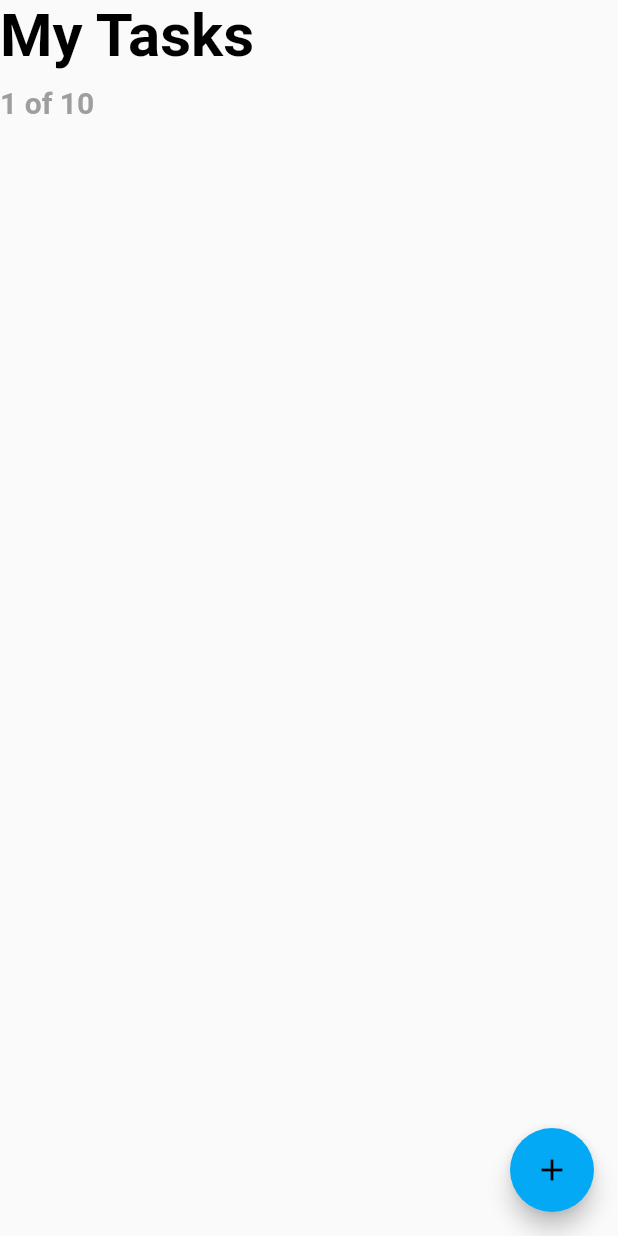
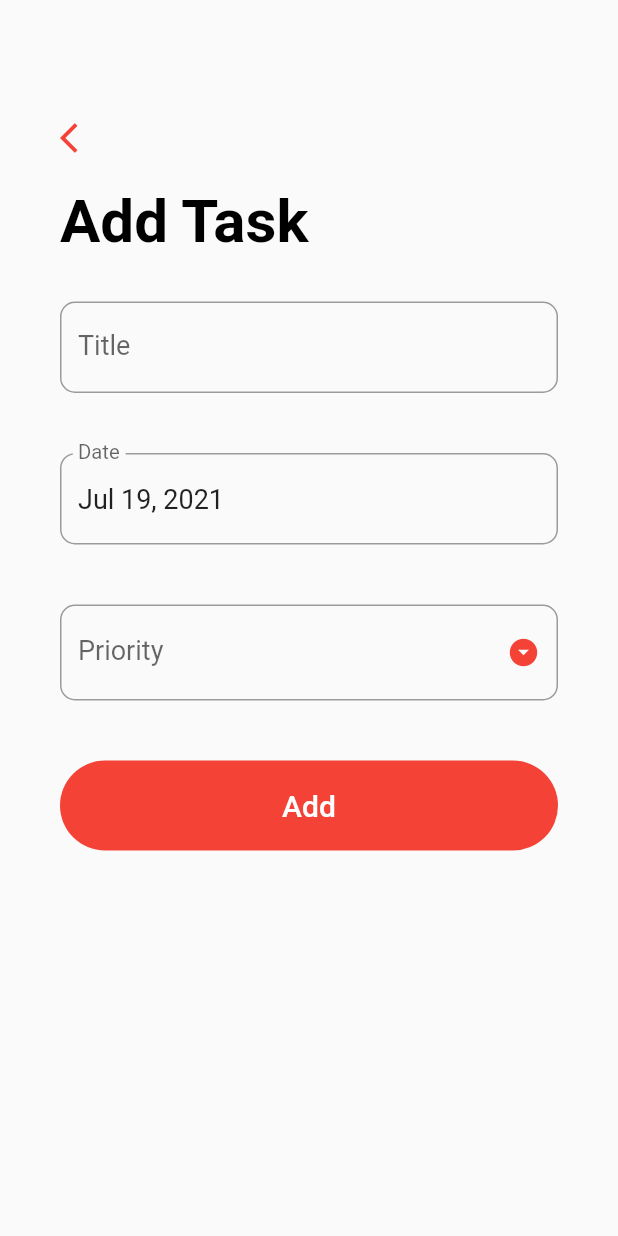
Before and after one commit to mmmacadadaya/flutter_todo, a Flutter app: the screen it shows after launch, after a tap on the "add" icon, on a phone screen of 412 x 824 dp. Run offline on Flutter 3.47's test engine with Material 2 defaults, Android fonts, the phone set to English and light mode, and no system bars.

Commit message:
Added add_task

```diff
--- a/lib/main.dart
+++ b/lib/main.dart
@@ -10,9 +10,11 @@ class MyApp extends StatelessWidget {
   @override
   Widget build(BuildContext context) {
     return MaterialApp(
+      debugShowCheckedModeBanner: false,
       title: 'Flutter Todo List',
       theme: ThemeData(
-        primarySwatch: Colors.lightBlue,
+        primarySwatch: Colors.red,
+        accentColor: Colors.white,
       ),
       home: TodoListScreen(),
     );
--- /dev/null
+++ b/lib/screens/add_task_screen.dart
@@ -0,0 +1,188 @@
+import 'package:flutter/material.dart';
+import 'package:intl/intl.dart';
+
+class AddTaskScreen extends StatefulWidget {
+  @override
+  _AddTaskScreenState createState() => _AddTaskScreenState();
+}
+
+class _AddTaskScreenState extends State<AddTaskScreen> {
+  final _foreignKey = GlobalKey<FormState>();
+  String _title = '';
+  String _priority = '';
+  DateTime _date = DateTime.now();
+  TextEditingController _dateController = TextEditingController();
+
+  final DateFormat _dateFormatter = DateFormat('MMM dd, yyyy');
+  final List<String> _priorities = ['Low', 'Medium', 'High'];
+
+  @override
+  void initState() {
+    super.initState();
+    _dateController.text = _dateFormatter.format(_date);
+  }
+
+  @override
+  void dispose() {
+    _dateController.dispose();
+    super.dispose();
+  }
+
+  _handleDatePicker() async {
+    final DateTime date = await showDatePicker(
+      context: context,
+      initialDate: _date,
+      firstDate: DateTime(2000),
+      lastDate: DateTime(2100),
+    );
+
+    if (date != null && date != _date) {
+      setState(() {
+        _date = date;
+      });
+
+      _dateController.text = _dateFormatter.format(date);
+    }
+  }
+
+  _submit() {
+    if (_foreignKey.currentState.validate()) {
+      _foreignKey.currentState.save();
+
+      print('$_title, $_date, $_priority');
+      Navigator.pop(context);
+    }
+  }
+
+  @override
+  Widget build(BuildContext context) {
+    return Scaffold(
+      //backgroundColor: Theme.of(context).primaryColor,
+      body: GestureDetector(
+        onTap: () => FocusScope.of(context).unfocus(),
+        child: SingleChildScrollView(
+          child: Container(
+            padding: EdgeInsets.symmetric(horizontal: 40.0, vertical: 80.0),
+            child: Column(
+              crossAxisAlignment: CrossAxisAlignment.start,
+              children: <Widget>[
+                GestureDetector(
+                  onTap: () => Navigator.pop(context),
+                  child: Icon(
+                    Icons.arrow_back_ios,
+                    color: Colors.red,
+                  ),
+                ),
+                SizedBox(height: 20.0),
+                Text(
+                  'Add Task',
+                  style: TextStyle(
+                    color: Colors.black,
+                    fontSize: 40.0,
+                    fontWeight: FontWeight.bold,
+                  ),
+                ),
+                SizedBox(
+                  height: 10.0,
+                ),
+                Form(
+                  key: _foreignKey,
+                  child: Column(
+                    children: <Widget>[
+                      Padding(
+                        padding: const EdgeInsets.symmetric(vertical: 20.0),
+                        child: TextFormField(
+                          style: TextStyle(fontSize: 18.0),
+                          decoration: InputDecoration(
+                            labelText: 'Title',
+                            labelStyle: TextStyle(fontSize: 18.0),
+                            border: OutlineInputBorder(
+                                borderRadius: BorderRadius.circular(10.0)),
+                          ),
+                          validator: (input) => input.trim().isEmpty
+                              ? 'Please enter a task title'
+                              : null,
+                          onSaved: (input) => _title = input,
+                          initialValue: _title,
+                        ),
+                      ),
+                      Padding(
+                        padding: const EdgeInsets.symmetric(vertical: 20.0),
+                        child: TextFormField(
+                          readOnly: true,
+                          controller: _dateController,
+                          style: TextStyle(fontSize: 18.0),
+                          onTap: _handleDatePicker,
+                          decoration: InputDecoration(
+                            labelText: 'Date',
+                            labelStyle: TextStyle(fontSize: 18.0),
+                            border: OutlineInputBorder(
+                                borderRadius: BorderRadius.circular(10.0)),
+                          ),
+                        ),
+                      ),
+                      Padding(
+                        padding: const EdgeInsets.symmetric(vertical: 20.0),
+                        child: DropdownButtonFormField(
+                          isDense: true,
+                          icon: Icon(Icons.arrow_drop_down_circle),
+                          iconSize: 22.0,
+                          iconEnabledColor: Theme.of(context).primaryColor,
+                          items: _priorities.map((String priority) {
+                            return DropdownMenuItem(
+                              value: priority,
+                              child: Text(
+                                priority,
+                                style: TextStyle(
+                                    color: Colors.black, fontSize: 18.0),
+                              ),
+                            );
+                          }).toList(),
+                          style: TextStyle(fontSize: 18.0),
+                          decoration: InputDecoration(
+                            labelText: 'Priority',
+                            labelStyle: TextStyle(fontSize: 18.0),
+                            border: OutlineInputBorder(
+                              borderRadius: BorderRadius.circular(10.0),
+                            ),
+                          ),
+                          validator: (input) => _priority == null
+                              ? 'Please select a priority level'
+                              : null,
+                          onChanged: (value) {
+                            setState(() {
+                              _priority = value;
+                            });
+                          },
+                        ),
+                      ),
+                      Container(
+                        margin: EdgeInsets.symmetric(vertical: 20.0),
+                        height: 60.0,
+                        width: double.infinity,
+                        decoration: BoxDecoration(
+                          color: Theme.of(context).primaryColor,
+                          borderRadius: BorderRadius.circular(30.0),
+                        ),
+                        child: TextButton(
+                          child: Text(
+                            'Add',
+                            style: TextStyle(
+                              color: Colors.white,
+                              fontSize: 20.0,
+                            ),
+                          ),
+                          onPressed: _submit,
+                        ),
+                      ),
+                    ],
+                  ),
+                )
+              ],
+            ),
+          ),
+        ),
+      ),
+    );
+  }
+}
--- a/lib/screens/todo_list_screen.dart
+++ b/lib/screens/todo_list_screen.dart
@@ -1,4 +1,5 @@
 import 'package:flutter/material.dart';
+import 'package:flutter_todo/screens/add_task_screen.dart';
 
 class TodoListScreen extends StatefulWidget {
   @override
@@ -6,19 +7,49 @@ class TodoListScreen extends StatefulWidget {
 }
 
 class _TodoListScreenState extends State<TodoListScreen> {
+  Widget _buildTask(int index) {
+    return Padding(
+      padding: EdgeInsets.symmetric(horizontal: 25.0),
+      child: Column(
+        children: [
+          ListTile(
+            title: Text('Task Title'),
+            subtitle: Text('July 19, 2021 - High'),
+            trailing: Checkbox(
+              onChanged: (value) {
+                print(value);
+              },
+              activeColor: Theme.of(context).primaryColor,
+              value: true,
+            ),
+          ),
+          Divider(),
+        ],
+      ),
+    );
+  }
+
   @override
   Widget build(BuildContext context) {
     return Scaffold(
       floatingActionButton: FloatingActionButton(
         backgroundColor: Theme.of(context).primaryColor,
         child: Icon(Icons.add),
-        onPressed: () => print('Navigate to add task screen'),
+        onPressed: () => Navigator.push(
+          context,
+          MaterialPageRoute(
+            builder: (_) => AddTaskScreen(),
+          ),
+        ),
       ),
       body: ListView.builder(
-        itemCount: 1,
+        padding: EdgeInsets.symmetric(vertical: 80.0),
+        itemCount: 10,
         itemBuilder: (BuildContext context, int index) {
           if (index == 0) {
-            return Column(
+            return Padding(
+              padding: EdgeInsets.symmetric(horizontal: 40.0, vertical: 20.0),
+              child: Column(
                 crossAxisAlignment: CrossAxisAlignment.start,
                 children: <Widget>[
                   Text(
@@ -39,8 +70,10 @@ class _TodoListScreenState extends State<TodoListScreen> {
                     ),
                   ),
                 ],
+              ),
             );
           }
+          return _buildTask(index);
         },
       ),
     );
--- a/pubspec.yaml
+++ b/pubspec.yaml
@@ -28,6 +28,7 @@ dependencies:
   # The following adds the Cupertino Icons font to your application.
   # Use with the CupertinoIcons class for iOS style icons.
   cupertino_icons: ^1.0.2
+  intl: ^0.17.0
 
 dev_dependencies:
   flutter_test:
```
Also changed, not shown: pubspec.lock. Lines whose indentation alone changed are shown as unchanged.
